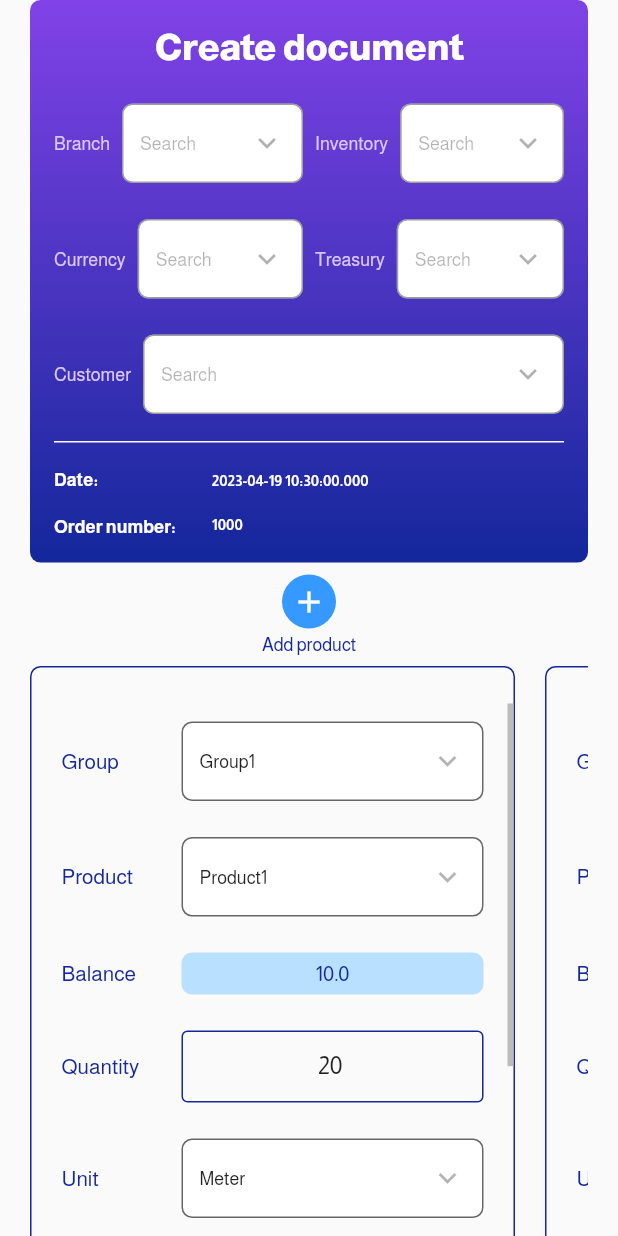
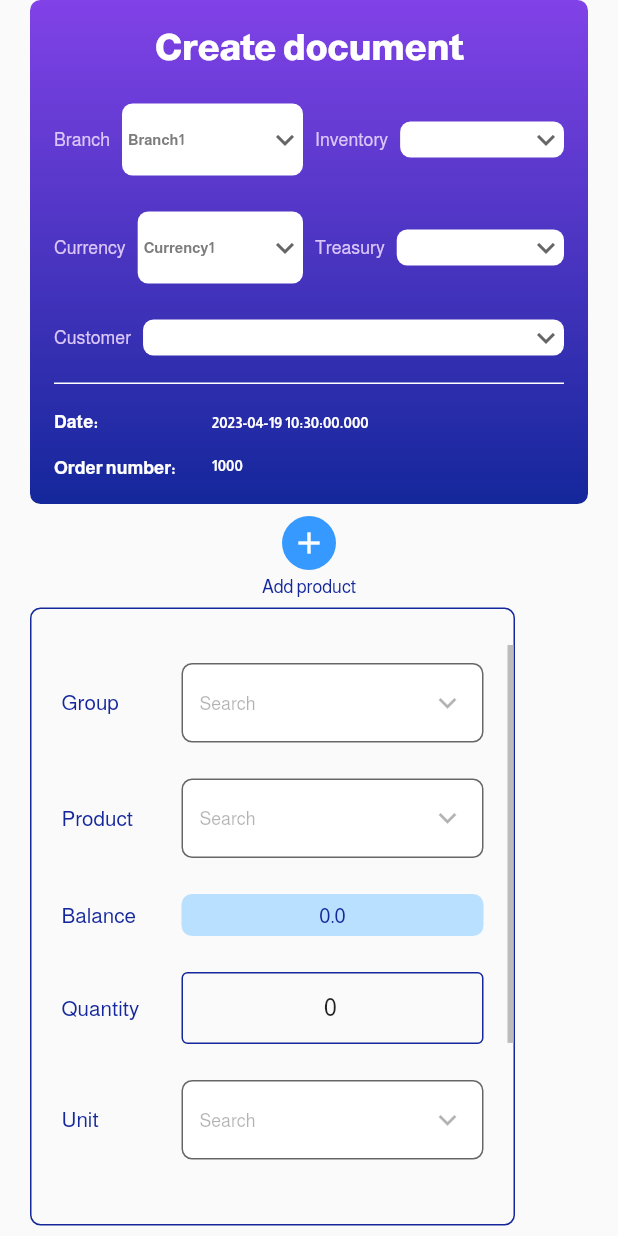
Before and after one commit to abdullahMustafa2000/etouch, a Flutter app: the CreateEInvoiceDocumentScreen widget shown alone on an empty page, opened directly, on a phone screen of 412 x 824 dp. Run offline on Flutter 3.47's test engine with Material 2 defaults, Android fonts, the phone set to English and light mode, and no system bars; drawn by our look-alikes of dropdown_search; our stand-ins replace curved_navigation_bar, lottie, pie_chart, shared_preferences, smooth_page_indicator; missing offline and left inert: dart:ffi; accounts and stored records are empty; generated files the repository leaves out were written again.

Commit message:
document submission ready to api until adding futureBuilder to create_document.dart preRequirementsWidget 'top widget'

```diff
--- a/lib/businessLogic/classes/api_models/product_content.dart
+++ b/lib/businessLogic/classes/api_models/product_content.dart
@@ -1,13 +1,13 @@
 import 'package:etouch/businessLogic/classes/e_invoice_item_selection_model.dart';
 
-class ProductModel {
+class ProductModel extends EInvoiceDocItemSelectionModel {
   EInvoiceDocItemSelectionModel? group;
   EInvoiceDocItemSelectionModel? product, unit;
   int? balance, quantity;
   double? price;
   bool isDeleted;
   ProductModel(this.group, this.product, this.unit, this.balance, this.quantity,
-      this.price, this.isDeleted);
+      this.price, this.isDeleted, int id, String name) : super(id: id, name: name);
 
   @override
   String toString() {
--- a/lib/ui/elements/dropdown_model.dart
+++ b/lib/ui/elements/dropdown_model.dart
@@ -11,30 +11,83 @@ class DropDownMenuModel extends StatefulWidget {
       required this.selectedVal})
       : super(key: key);
   List<EInvoiceDocItemSelectionModel>? dataList;
-  EInvoiceDocItemSelectionModel defValue;
+  EInvoiceDocItemSelectionModel? defValue;
   Function selectedVal;
   @override
-  State<DropDownMenuModel> createState() => _DropDownMenuModelState();
+  State<DropDownMenuModel> createState() => _DropDownMenuModelState(defValue);
 }
 
 class _DropDownMenuModelState extends State<DropDownMenuModel> {
-  late EInvoiceDocItemSelectionModel _curValue;
+  EInvoiceDocItemSelectionModel? curValue;
+  _DropDownMenuModelState(this.curValue);
   @override
   void initState() {
     super.initState();
-    _curValue = widget.defValue;
+  }
+
+  @override
+  void didUpdateWidget(covariant DropDownMenuModel oldWidget) {
+    setState(() {
+      curValue = curValue ?? widget.dataList?.first;
+    });
+    super.didUpdateWidget(oldWidget);
   }
 
   @override
   Widget build(BuildContext context) {
+    try {
       return DecorateDropDown(
         dropDown: DropdownButtonHideUnderline(
           child: DropdownButton<EInvoiceDocItemSelectionModel>(
-          value: _curValue,
+            value: curValue,
             onChanged: (EInvoiceDocItemSelectionModel? value) {
               setState(
                     () {
-                _curValue = value!;
+                  curValue = value!;
+                  widget.selectedVal(value);
+                },
+              );
+            },
+            style: Theme.of(context)
+                .textTheme
+                .labelMedium!
+                .copyWith(color: Colors.black),
+            items: (widget.dataList ?? [])
+                .map<DropdownMenuItem<EInvoiceDocItemSelectionModel>>(
+                  (EInvoiceDocItemSelectionModel item) {
+                return DropdownMenuItem<EInvoiceDocItemSelectionModel>(
+                  value: item,
+                  child: Padding(
+                    padding: const EdgeInsets.symmetric(horizontal: 4),
+                    child: Text(
+                      item.getName,
+                      style: Theme.of(context)
+                          .textTheme
+                          .labelMedium!
+                          .copyWith(color: switchThumbColor),
+                      overflow: TextOverflow.ellipsis,
+                    ),
+                  ),
+                );
+              },
+            ).toList(),
+            icon: Icon(
+              Icons.keyboard_arrow_down_sharp,
+              color: darkGrayColor,
+            ),
+            isExpanded: true,
+          ),
+        ),
+      );
+    } catch(id) {
+      return DecorateDropDown(
+        dropDown: DropdownButtonHideUnderline(
+          child: DropdownButton<EInvoiceDocItemSelectionModel>(
+            value: widget.dataList?.first,
+            onChanged: (EInvoiceDocItemSelectionModel? value) {
+              setState(
+                    () {
+                  curValue = value!;
                   widget.selectedVal(value);
                 },
               );
@@ -72,6 +125,7 @@ class _DropDownMenuModelState extends State<DropDownMenuModel> {
       );
     }
   }
+}
 
 class DecorateDropDown extends StatelessWidget {
   DecorateDropDown({Key? key, required this.dropDown}) : super(key: key);
--- a/lib/ui/elements/e_invoice_doc_taxes.dart
+++ b/lib/ui/elements/e_invoice_doc_taxes.dart
@@ -129,7 +129,6 @@ class _CashesWidgetState extends State<CashesWidget> {
                   widget.selectedMethod(val);
                 },
                 selectedItem: null,
-                hasBorders: true,
               ),
             ),
             PaidCashesWidget(
@@ -213,7 +212,6 @@ class DiscountsAndTaxes extends StatelessWidget {
                 selectedTax(val);
               },
               selectedItem: null,
-              hasBorders: true,
             ),
           ),
           Text(
--- a/lib/ui/elements/e_invoice_document_pre_requairments_model.dart
+++ b/lib/ui/elements/e_invoice_document_pre_requairments_model.dart
@@ -1,4 +1,4 @@
-import 'package:etouch/ui/elements/searchable_dropdown_model.dart';
+import 'package:etouch/ui/elements/dropdown_model.dart';
 import 'package:flutter/material.dart';
 
 import '../../businessLogic/classes/e_invoice_item_selection_model.dart';
@@ -252,11 +252,10 @@ class RequiredInfoDesign extends StatelessWidget {
           width: 8,
         ),
         Expanded(
-          child: SearchDropdownMenuModel(
-            selectedItem: selectedItem,
+          child: DropDownMenuModel(
+            defValue: dataList != null?dataList!.first:null,
             dataList: dataList,
-            hasBorders: false,
-            selectVal: (EInvoiceDocItemSelectionModel? val) {
+            selectedVal: (EInvoiceDocItemSelectionModel? val) {
               selectedVal(val);
             }, /*AppLocalizations.of(context)!.chooseFromDropDownTxt*/
           ),
--- a/lib/ui/elements/product_creation_model.dart
+++ b/lib/ui/elements/product_creation_model.dart
@@ -1,3 +1,4 @@
+import 'package:etouch/businessLogic/classes/api_models/product_content.dart';
 import 'package:etouch/main.dart';
 import 'package:etouch/ui/constants.dart';
 import 'package:etouch/ui/elements/searchable_dropdown_model.dart';
@@ -32,7 +33,8 @@ class ProductCreationModel extends StatefulWidget {
   int balance, selectedQuantityVal;
   bool isPriceEditable, hasGroups, moreThanOneItem;
   double productPrice;
-  List<EInvoiceDocItemSelectionModel>? groupsList, productsList, unitsList;
+  List<EInvoiceDocItemSelectionModel>? groupsList, unitsList;
+  List<ProductModel>? productsList;
   Function selectedGroupFun,
       selectedProductFun,
       selectedUnitFun,
@@ -100,7 +102,6 @@ class _ProductCreationModelState extends State<ProductCreationModel> {
                       widget.selectedGroupFun(val);
                     },
                     selectedItem: _selectedGroupVal,
-                    hasBorders: true,
                   ),
                 ),
               ),
@@ -112,7 +113,6 @@ class _ProductCreationModelState extends State<ProductCreationModel> {
                     widget.selectedProductFun(val);
                   },
                   selectedItem: _selectedProductVal,
-                  hasBorders: true,
                 ),
               ),
               InputTypeRow(
@@ -140,7 +140,6 @@ class _ProductCreationModelState extends State<ProductCreationModel> {
                     widget.selectedUnitFun(val);
                   },
                   selectedItem: _selectedUnitVal,
-                  hasBorders: true,
                 ),
               ),
               InputTypeRow(
--- a/lib/ui/elements/searchable_dropdown_model.dart
+++ b/lib/ui/elements/searchable_dropdown_model.dart
@@ -10,25 +10,17 @@ class SearchDropdownMenuModel extends StatefulWidget {
       {Key? key,
       required this.dataList,
       required this.selectVal,
-      required this.selectedItem,
-      required this.hasBorders})
+      required this.selectedItem})
       : super(key: key);
   List<EInvoiceDocItemSelectionModel>? dataList;
   Function selectVal;
   EInvoiceDocItemSelectionModel? selectedItem;
-  bool hasBorders;
   @override
   State<SearchDropdownMenuModel> createState() =>
       _SearchDropdownMenuModelState();
 }
 
 class _SearchDropdownMenuModelState extends State<SearchDropdownMenuModel> {
-  late bool _hasBorder;
-  @override
-  void initState() {
-    super.initState();
-    _hasBorder = widget.hasBorders;
-  }
   @override
   Widget build(BuildContext context) {
     return DecorateDropDown(
@@ -43,18 +35,18 @@ class _SearchDropdownMenuModelState extends State<SearchDropdownMenuModel> {
         },
         items: widget.dataList,
         dropdownSearchDecoration: InputDecoration(
-          filled: _hasBorder,
+          filled: true,
           fillColor: appTheme(context).primaryColorDark,
           hintText: appTxt(context).searchHint,
           suffixIcon: const Icon(Icons.keyboard_arrow_down_sharp),
           border: OutlineInputBorder(
             borderRadius: BorderRadius.circular(cornersRadiusConst),
             borderSide:
-                _hasBorder? BorderSide(color: appTheme(context).primaryColor, width: 1): const BorderSide(width: 0),
+                BorderSide(color: appTheme(context).primaryColor, width: 1),
           ),
           focusedBorder: OutlineInputBorder(
             borderSide:
-                _hasBorder? BorderSide(color: Theme.of(context).primaryColor, width: 1):const BorderSide(width: 0),
+                BorderSide(color: Theme.of(context).primaryColor, width: 1),
           ),
         ),
         onChanged: (EInvoiceDocItemSelectionModel? val) {
--- a/lib/ui/screens/e-invoice/create_document.dart
+++ b/lib/ui/screens/e-invoice/create_document.dart
@@ -12,15 +12,19 @@ class CreateEInvoiceDocumentScreen extends StatefulWidget {
   CreateEInvoiceDocumentScreen({Key? key}) : super(key: key);
 
   @override
-  State<CreateEInvoiceDocumentScreen> createState() => _CreateEInvoiceDocumentScreenState();
+  State<CreateEInvoiceDocumentScreen> createState() =>
+      _CreateEInvoiceDocumentScreenState();
 }
 
-class _CreateEInvoiceDocumentScreenState extends State<CreateEInvoiceDocumentScreen> {
+class _CreateEInvoiceDocumentScreenState
+    extends State<CreateEInvoiceDocumentScreen> {
   EInvoiceDocItemSelectionModel? selectedWarehouse,
       selectedCurrency,
       selectedTreasury,
       selectedBranch,
-      selectedCustomer, selectedTax, selectedPaymentMethod;
+      selectedCustomer,
+      selectedTax,
+      selectedPaymentMethod;
   late int orderId;
   List<EInvoiceDocItemSelectionModel>? branchesList,
       warehousesList,
@@ -30,44 +34,37 @@ class _CreateEInvoiceDocumentScreenState extends State<CreateEInvoiceDocumentScr
       paymentMethodsList,
       taxesList;
 
-  @override
-  void initState() {
-    super.initState();
-    branchesList = [
+  void _whenBranchSelected(int branchId) {
+    updateCustomers(branchId);
+    updateWarehouses(branchId);
+    updateTreasuries(branchId);
+  }
+
+  Future<List<EInvoiceDocItemSelectionModel>> _getBranches() async {
+    await Future.delayed(const Duration(milliseconds: 1000));
+    return [
       EInvoiceDocItemSelectionModel(id: 1, name: 'Branch1'),
       EInvoiceDocItemSelectionModel(id: 2, name: 'Branch2'),
       EInvoiceDocItemSelectionModel(id: 3, name: 'Branch3'),
     ];
-    warehousesList = [
-      EInvoiceDocItemSelectionModel(id: 1, name: 'Warehouse1'),
-      EInvoiceDocItemSelectionModel(id: 2, name: 'Warehouse2'),
-      EInvoiceDocItemSelectionModel(id: 3, name: 'Warehouse3'),
-    ];
-    currenciesList = [
+  }
+
+  Future<List<EInvoiceDocItemSelectionModel>> _getCurrencies() async {
+    await Future.delayed(const Duration(milliseconds: 1000));
+    return [
       EInvoiceDocItemSelectionModel(id: 1, name: 'Currency1'),
       EInvoiceDocItemSelectionModel(id: 2, name: 'Currency2'),
       EInvoiceDocItemSelectionModel(id: 3, name: 'Currency3'),
     ];
-    treasuriesList = [
-      EInvoiceDocItemSelectionModel(id: 1, name: 'Treasury1'),
-      EInvoiceDocItemSelectionModel(id: 2, name: 'Treasury2'),
-      EInvoiceDocItemSelectionModel(id: 3, name: 'Treasury3'),
-    ];
-    customersList = [
-      EInvoiceDocItemSelectionModel(id: 1, name: 'Customer1'),
-      EInvoiceDocItemSelectionModel(id: 2, name: 'Customer2'),
-      EInvoiceDocItemSelectionModel(id: 3, name: 'Customer3'),
-    ];
-    paymentMethodsList = [
-      EInvoiceDocItemSelectionModel(id: 1, name: 'Payment1'),
-      EInvoiceDocItemSelectionModel(id: 2, name: 'Payment2'),
-      EInvoiceDocItemSelectionModel(id: 3, name: 'Payment3'),
-    ];
-    taxesList = [
-      EInvoiceDocItemSelectionModel(id: 1, name: 'Tax1'),
-      EInvoiceDocItemSelectionModel(id: 2, name: 'Tax2'),
-      EInvoiceDocItemSelectionModel(id: 3, name: 'Tax3'),
-    ];
+  }
+
+  late Future<List<EInvoiceDocItemSelectionModel>> _branches, _currencies;
+
+  @override
+  void initState() {
+    super.initState();
+    _branches = _getBranches();
+    _currencies = _getCurrencies();
     orderId = 1000;
   }
 
@@ -78,26 +75,34 @@ class _CreateEInvoiceDocumentScreenState extends State<CreateEInvoiceDocumentScr
         padding: const EdgeInsets.symmetric(horizontal: 20),
         child: SingleChildScrollView(
           scrollDirection: Axis.vertical,
-          child: Column(
+          child: FutureBuilder(
+            future: Future.wait([_branches, _currencies]),
+            builder: (context,
+                AsyncSnapshot<List<List<EInvoiceDocItemSelectionModel>>> snap) {
+              if (snap.hasData) {
+                return Column(
                   children: [
                     // customers, treasury, inventory, etc...
                     OrderPreRequirementsWidget(
                       inventoriesList: warehousesList,
-                currenciesList: currenciesList,
+                      currenciesList: snap.data?[1],
                       treasuriesList: treasuriesList,
-                branchesList: branchesList,
+                      branchesList: snap.data?.first,
                       customersList: customersList,
-                selectedWarehouseFun: (EInvoiceDocItemSelectionModel? val) {
+                      selectedWarehouseFun:
+                          (EInvoiceDocItemSelectionModel? val) {
                         setState(() {
                           selectedWarehouse = val;
                         });
                       },
-                selectedCurrencyFun: (EInvoiceDocItemSelectionModel? val) {
+                      selectedCurrencyFun:
+                          (EInvoiceDocItemSelectionModel? val) {
                         setState(() {
                           selectedCurrency = val;
                         });
                       },
-                selectedTreasuryFun: (EInvoiceDocItemSelectionModel? val) {
+                      selectedTreasuryFun:
+                          (EInvoiceDocItemSelectionModel? val) {
                         setState(() {
                           selectedTreasury = val;
                         });
@@ -105,9 +110,11 @@ class _CreateEInvoiceDocumentScreenState extends State<CreateEInvoiceDocumentScr
                       selectedBranchFun: (EInvoiceDocItemSelectionModel? val) {
                         setState(() {
                           selectedBranch = val;
+                          _whenBranchSelected(val!.getId);
                         });
                       },
-                selectedCustomerFun: (EInvoiceDocItemSelectionModel? val) {
+                      selectedCustomerFun:
+                          (EInvoiceDocItemSelectionModel? val) {
                         setState(() {
                           selectedCustomer = val;
                         });
@@ -140,11 +147,13 @@ class _CreateEInvoiceDocumentScreenState extends State<CreateEInvoiceDocumentScr
                           selectedTax = val;
                         });
                       },
-                taxVal: EInvoiceDocItemSelectionModel(id: 12, name: 'PRODUCT'),
+                      taxVal: EInvoiceDocItemSelectionModel(
+                          id: 12, name: 'PRODUCT'),
                       totalDocPrice: 1000,
                       addToPrice: true,
                       paymentMethods: paymentMethodsList,
-                selectedPaymentMethod: (EInvoiceDocItemSelectionModel? val) {
+                      selectedPaymentMethod:
+                          (EInvoiceDocItemSelectionModel? val) {
                         setState(() {
                           selectedPaymentMethod = val;
                         });
@@ -159,9 +168,8 @@ class _CreateEInvoiceDocumentScreenState extends State<CreateEInvoiceDocumentScr
                       child: PrimaryClrBtnModel(
                           content: Text(
                             appTxt(context).sendDocument,
-                      style: txtTheme(context)
-                          .titleLarge!
-                          .copyWith(color: appTheme(context).primaryColorDark),
+                            style: txtTheme(context).titleLarge!.copyWith(
+                                color: appTheme(context).primaryColorDark),
                           ),
                           onPressed: () {},
                           color: appTheme(context).primaryColor),
@@ -170,10 +178,50 @@ class _CreateEInvoiceDocumentScreenState extends State<CreateEInvoiceDocumentScr
                       height: 24,
                     ),
                   ],
+                );
+              } else if (snap.connectionState == ConnectionState.waiting) {
+                return const Center(
+                  child: CircularProgressIndicator(),
+                );
+              } else {
+                return Center(
+                  child: Text(
+                    'Check Internet connection!',
+                    style: txtTheme(context)
+                        .displayLarge!
+                        .copyWith(color: appTheme(context).primaryColor),
+                  ),
+                );
+              }
+            },
           ),
         ),
       ),
     );
+  }
+
+  void updateCustomers(int branchId) {
+    customersList = [
+      EInvoiceDocItemSelectionModel(id: 1, name: 'Customer1'),
+      EInvoiceDocItemSelectionModel(id: 2, name: 'Customer2'),
+      EInvoiceDocItemSelectionModel(id: 3, name: 'Customer3'),
+    ];
+  }
+
+  void updateWarehouses(int branchId) {
+    warehousesList = [
+      EInvoiceDocItemSelectionModel(id: 1, name: 'Warehouse1'),
+      EInvoiceDocItemSelectionModel(id: 2, name: 'Warehouse2'),
+      EInvoiceDocItemSelectionModel(id: 3, name: 'Warehouse3'),
+    ];
+  }
+
+  void updateTreasuries(int branchId) {
+    treasuriesList = [
+      EInvoiceDocItemSelectionModel(id: 1, name: 'Treasury1'),
+      EInvoiceDocItemSelectionModel(id: 2, name: 'Treasury2'),
+      EInvoiceDocItemSelectionModel(id: 3, name: 'Treasury3'),
+    ];
   }
 }
 
@@ -217,7 +265,9 @@ class AddProductWidget extends StatelessWidget {
 }
 
 class ProductsSelectionWidget extends StatefulWidget {
-  ProductsSelectionWidget({Key? key, required this.branchId, required this.warehouseId}) : super(key: key);
+  ProductsSelectionWidget(
+      {Key? key, required this.branchId, required this.warehouseId})
+      : super(key: key);
   int? branchId, warehouseId;
   @override
   State<ProductsSelectionWidget> createState() =>
@@ -227,38 +277,17 @@ class ProductsSelectionWidget extends StatefulWidget {
 class _ProductsSelectionWidgetState extends State<ProductsSelectionWidget> {
   late PageController _controller;
   late List<ProductModel> productsList;
+  late List<EInvoiceDocItemSelectionModel>? groupsList;
   int _counter = 1;
   @override
   void initState() {
     super.initState();
     _controller = PageController(viewportFraction: .8);
     productsList = [
-      ProductModel(
-          EInvoiceDocItemSelectionModel(name: 'Group1', id: 1),
-          EInvoiceDocItemSelectionModel(name: 'Product1', id: 1),
-          EInvoiceDocItemSelectionModel(name: 'Meter', id: 1),
-          10,
-          20,
-          100,
-          false),
-      ProductModel(
-          EInvoiceDocItemSelectionModel(name: 'Group2', id: 2),
-          EInvoiceDocItemSelectionModel(name: 'Product2', id: 2),
-          EInvoiceDocItemSelectionModel(name: 'Kilo', id: 2),
-          100,
-          200,
-          1000,
-          true),
-      ProductModel(
-          EInvoiceDocItemSelectionModel(name: 'Group1', id: 1),
-          EInvoiceDocItemSelectionModel(name: 'Product1', id: 1),
-          EInvoiceDocItemSelectionModel(name: 'Meter', id: 1),
-          1000,
-          2000,
-          10000,
-          false),
+      ProductModel(null, null, null, null, null, null, false, 0, '')
     ];
-    _counter = productsList.length - 1;
+    groupsList = [];
+    _counter = 1;
   }
 
   @override
@@ -280,8 +309,8 @@ class _ProductsSelectionWidgetState extends State<ProductsSelectionWidget> {
           onAddClk: () {
             setState(() {
               _counter++;
-              productsList
-                  .add(ProductModel(null, null, null, null, null, null, false));
+              productsList.add(ProductModel(
+                  null, null, null, null, null, null, false, 0, ''));
               animateTo(_counter - 1, _controller);
             });
           },
@@ -297,24 +326,13 @@ class _ProductsSelectionWidgetState extends State<ProductsSelectionWidget> {
             itemCount: productsList.length,
             itemBuilder: (context, index) {
               return productsList[index].isDeleted
-                  ? SizedBox()
+                  ? const SizedBox.shrink()
                   : SizedBox(
                       width: MediaQuery.of(context).size.width / 1.2,
                       child: ProductCreationModel(
-                        hasGroups: true,
-                        groupsList: [
-                          EInvoiceDocItemSelectionModel(name: 'Group1', id: 1),
-                          EInvoiceDocItemSelectionModel(name: 'Group2', id: 2),
-                          EInvoiceDocItemSelectionModel(name: 'Group3', id: 3),
-                        ],
-                        productsList: [
-                          EInvoiceDocItemSelectionModel(
-                              name: 'Product1', id: 1),
-                          EInvoiceDocItemSelectionModel(
-                              name: 'Product2', id: 2),
-                          EInvoiceDocItemSelectionModel(
-                              name: 'Product3', id: 3),
-                        ],
+                        hasGroups: groupsList != null,
+                        groupsList: groupsList,
+                        productsList: productsList,
                         unitsList: [
                           EInvoiceDocItemSelectionModel(name: 'Meter', id: 1),
                           EInvoiceDocItemSelectionModel(name: 'Kilo', id: 2),
@@ -369,3 +387,32 @@ class _ProductsSelectionWidgetState extends State<ProductsSelectionWidget> {
     );
   }
 }
+
+/*
+[
+      ProductModel(
+          EInvoiceDocItemSelectionModel(name: 'Group1', id: 1),
+          EInvoiceDocItemSelectionModel(name: 'Product1', id: 1),
+          EInvoiceDocItemSelectionModel(name: 'Meter', id: 1),
+          10,
+          20,
+          100,
+          false),
+      ProductModel(
+          EInvoiceDocItemSelectionModel(name: 'Group2', id: 2),
+          EInvoiceDocItemSelectionModel(name: 'Product2', id: 2),
+          EInvoiceDocItemSelectionModel(name: 'Kilo', id: 2),
+          100,
+          200,
+          1000,
+          true),
+      ProductModel(
+          EInvoiceDocItemSelectionModel(name: 'Group1', id: 1),
+          EInvoiceDocItemSelectionModel(name: 'Product1', id: 1),
+          EInvoiceDocItemSelectionModel(name: 'Meter', id: 1),
+          1000,
+          2000,
+          10000,
+          false),
+    ]
+ */
```
Lines whose indentation alone changed are shown as unchanged.
